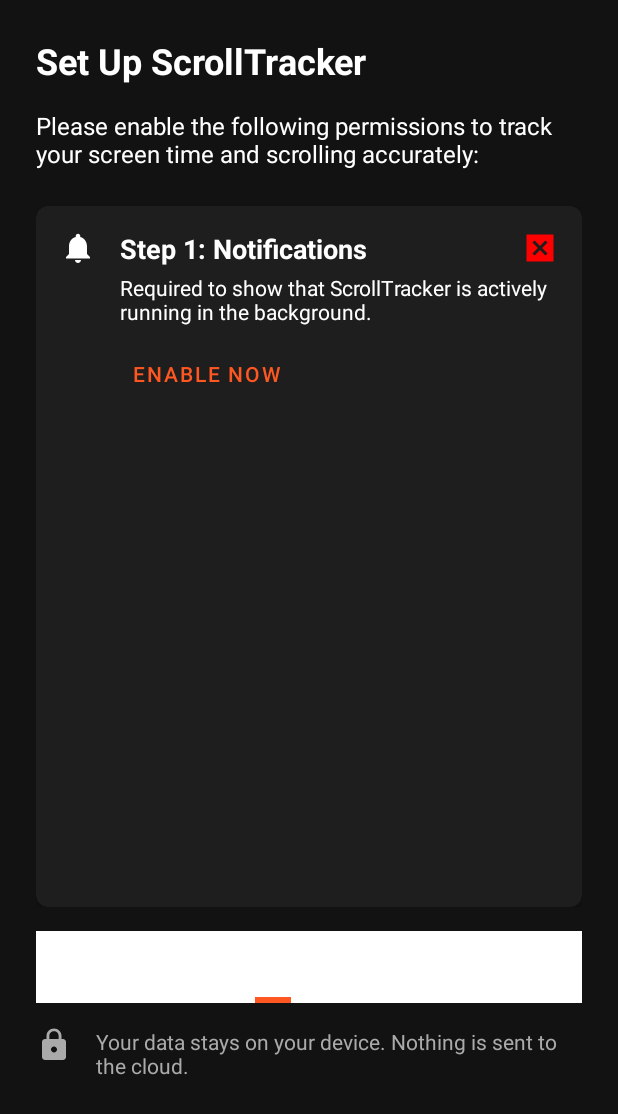
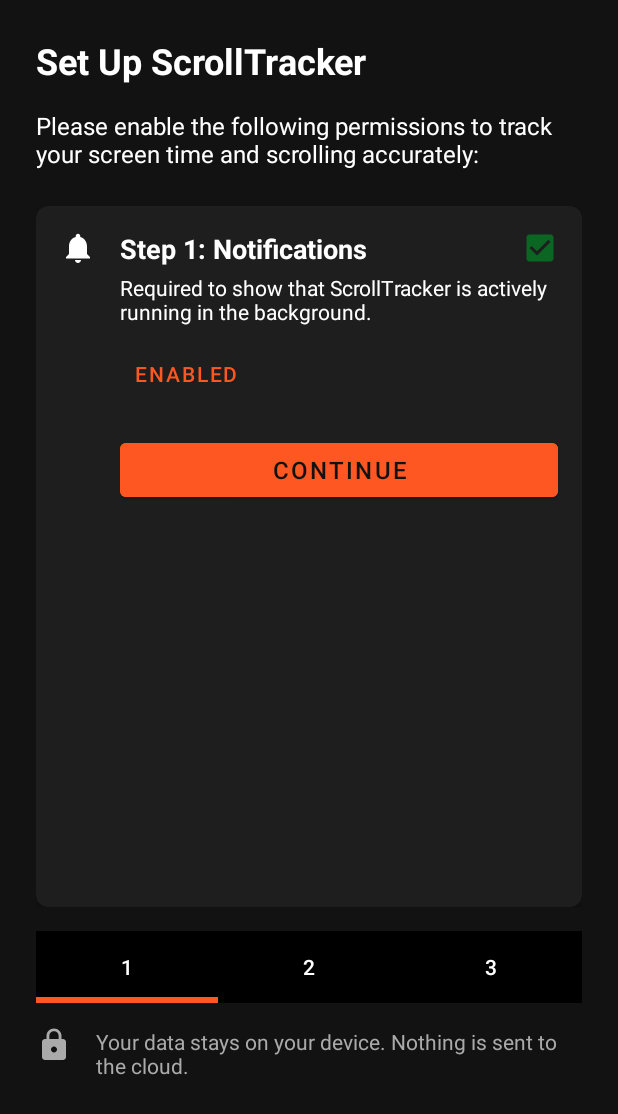
Before and after one commit to HarryFoster1812/ScrollTracker, an Android app: the screen it shows after launch (MainActivity), on a phone screen of 412 x 824 dp. Shown: the top 1114 px of the screen. Run offline under Robolectric (Android 15) with nearby library versions, the phone set to English and light mode, and no system bars.

Commit message:
Finished the permission page

```diff
--- a/app/src/main/AndroidManifest.xml
+++ b/app/src/main/AndroidManifest.xml
@@ -4,6 +4,9 @@
 
     <uses-permission android:name="android.permission.FOREGROUND_SERVICE" />
     <uses-permission android:name="android.permission.FOREGROUND_SERVICE_SPECIAL_USE" />
+    <uses-permission android:name="android.permission.POST_NOTIFICATIONS" />
+    <uses-permission android:name="android.permission.REQUEST_IGNORE_BATTERY_OPTIMIZATIONS" />
+
 
     <application
         android:allowBackup="true"
--- a/app/src/main/java/com/ScrollTracker/scrolltracker/FragmentControllers/WelcomeFragment/PermissionAdapter.java
+++ /dev/null
@@ -1,4 +0,0 @@
-package com.ScrollTracker.scrolltracker.FragmentControllers.WelcomeFragment;
-
-
-import androidx.fragment.app.Fragment;
--- a/app/src/main/java/com/ScrollTracker/scrolltracker/FragmentControllers/WelcomeFragment/WelcomeFragment.java
+++ b/app/src/main/java/com/ScrollTracker/scrolltracker/FragmentControllers/WelcomeFragment/WelcomeFragment.java
@@ -61,20 +61,23 @@ public class WelcomeFragment extends Fragment {
 
         // Connect TabLayout with ViewPager2
         new TabLayoutMediator(tabLayout, viewPager, (tab, position) -> {}).attach();
+        tabLayout.getTabAt(0).setText("1");
+        tabLayout.getTabAt(1).setText("2");
+        tabLayout.getTabAt(2).setText("3");
+
+        for (int i = 0; i < tabLayout.getTabCount(); i++) {
+            View tabView = ((ViewGroup) tabLayout.getChildAt(0)).getChildAt(i);
+            tabView.setOnTouchListener((v, event) -> true); // Consume all touch events
+        }
+
         return view;
     }
 
-    private void openAccessibilitySettings() {
-        Intent intent = new Intent(android.provider.Settings.ACTION_ACCESSIBILITY_SETTINGS);
-        startActivity(intent);
+    @RequiresApi(api = Build.VERSION_CODES.O)
+    public void switchToHome(){
+        activity.bottom_nav.setVisibility(VISIBLE);
+        activity.loadFragment(activity.homeFragment);
     }
-
-    private void openBatterySettings(){
-        Intent intent = new Intent(Settings.ACTION_IGNORE_BATTERY_OPTIMIZATION_SETTINGS);
-        startActivity(intent);
-    }
-
-
 
     @RequiresApi(api = Build.VERSION_CODES.O)
     public void onPermissionGranted(int position) {
--- a/app/src/main/res/layout/fragment_analytics.xml
+++ b/app/src/main/res/layout/fragment_analytics.xml
@@ -37,6 +37,7 @@
             android:layout_height="wrap_content"
             app:tabIndicatorColor="#00E5FF"
             app:tabTextColor="#B0BEC5"
+            app:tabBackground="@color/cardview_dark_background"
             app:tabSelectedTextColor="#00E5FF"
             app:tabMode="fixed"/>
 
--- a/app/src/main/res/layout/fragment_welcome.xml
+++ b/app/src/main/res/layout/fragment_welcome.xml
@@ -43,9 +43,11 @@
         android:layout_width="match_parent"
         android:layout_height="wrap_content"
         android:layout_marginTop="16dp"
-        app:tabGravity="center"
+        app:tabGravity="fill"
         app:tabIndicatorColor="#FF5722"
         app:tabIndicatorHeight="4dp"
+        app:tabBackground="@android:color/black"
+        app:tabTextColor="@android:color/white"
         app:tabMode="fixed"/>
 
     <!-- Privacy Note -->
@@ -61,7 +63,7 @@
             android:layout_height="24dp"
             android:layout_marginEnd="16dp"
             android:src="@drawable/ic_lock"
-            android:tint="@android:color/darker_gray"
+            app:tint="@android:color/darker_gray"
             android:contentDescription="Privacy Icon" />
 
         <TextView
--- a/app/src/main/res/layout/permission_item.xml
+++ b/app/src/main/res/layout/permission_item.xml
@@ -70,8 +70,6 @@
                 style="@style/Widget.MaterialComponents.Button.TextButton"
                 android:textColor="#FF5722"
                 android:textSize="14sp" />
-
-            <!-- Continue Button (only for last page) -->
             <com.google.android.material.button.MaterialButton
                 android:id="@+id/continueButton"
                 android:layout_width="match_parent"
@@ -81,8 +79,10 @@
                 android:layout_marginTop="16dp"
                 android:backgroundTint="#FF5722"
                 android:textColor="#121212"
-                android:textSize="16sp"
-                android:visibility="gone" />
+                android:textSize="16sp" />
         </LinearLayout>
+
+
     </LinearLayout>
+
 </com.google.android.material.card.MaterialCardView>
```
Also changed, not shown: app/src/main/java/com/ScrollTracker/scrolltracker/FragmentControllers/WelcomeFragment/PermissionPageFragment.java (+55 -10 lines).
